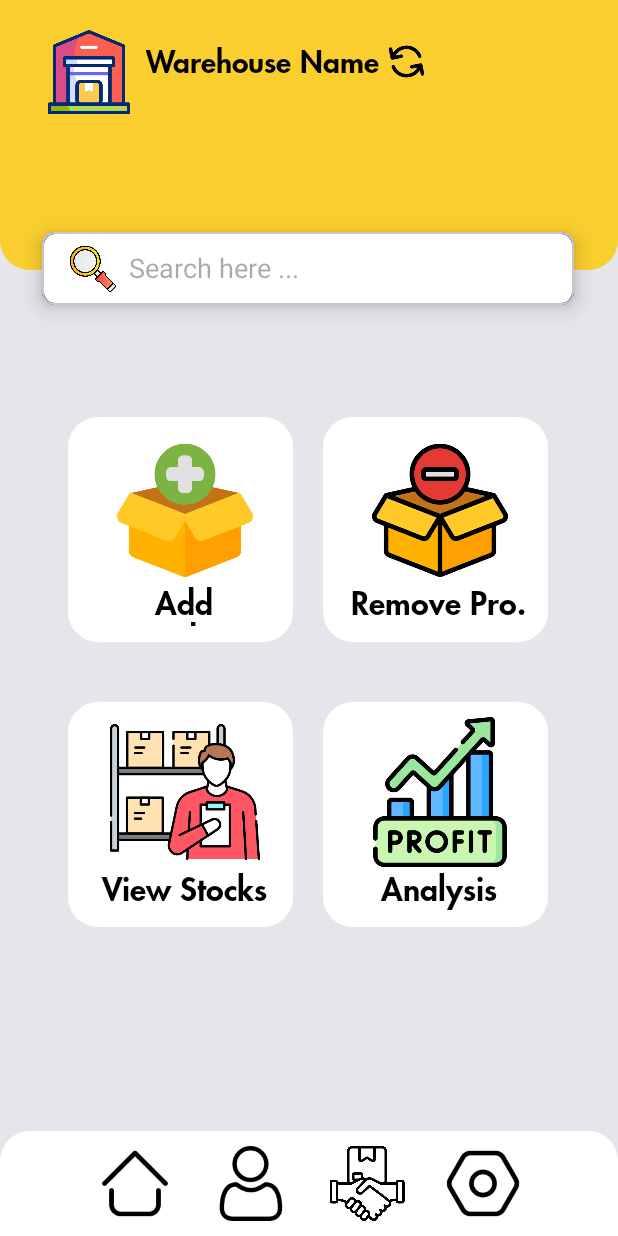
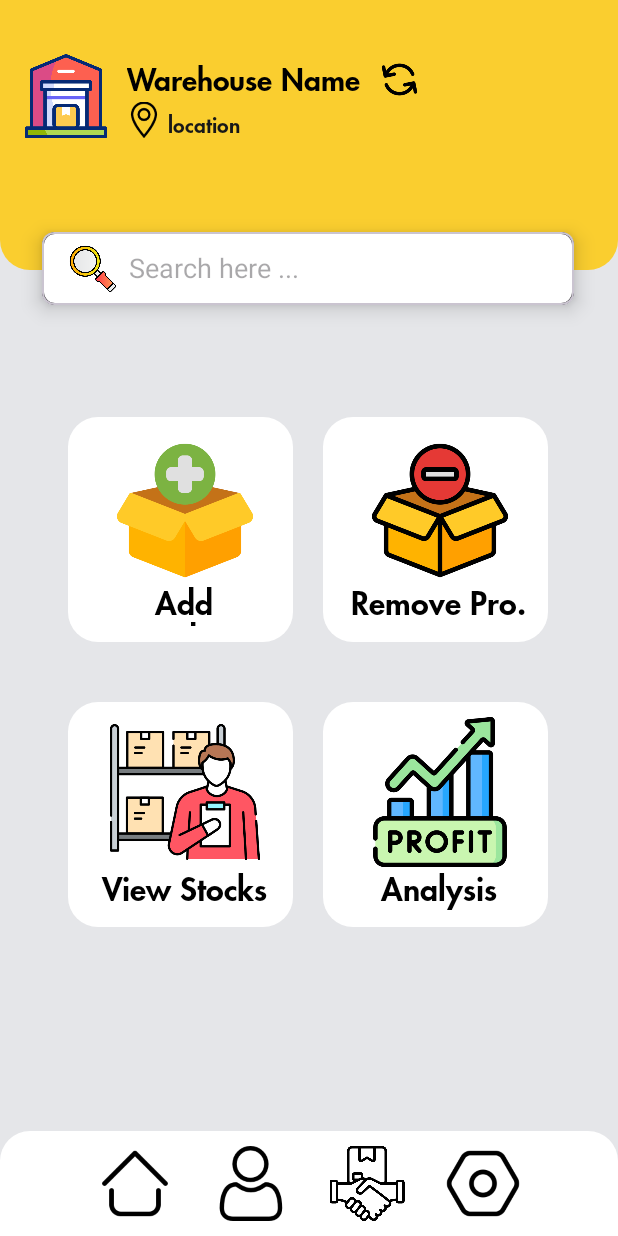
Before and after one commit to satyamkumardeveloper/inventory_management, an Android app: the screen it shows after launch once a user with an empty profile is signed in (home), on a phone screen of 412 x 824 dp. Run offline under Robolectric (Android 15) with nearby library versions, the phone set to English and light mode, and no system bars; our stand-ins replace Firebase (no records; nobody signed in at launch, a user with empty details on screens opened directly).

Commit message:
home page edit half complete

```diff
--- a/app/src/main/AndroidManifest.xml
+++ b/app/src/main/AndroidManifest.xml
@@ -12,6 +12,9 @@
         android:supportsRtl="true"
         android:theme="@style/Theme.OptiStock"
         tools:targetApi="31">
+        <activity
+            android:name=".user"
+            android:exported="false" />
         <activity
             android:name=".warehouseAdd"
             android:exported="false" />
--- a/app/src/main/java/com/example/optistock/SigninActivity.kt
+++ b/app/src/main/java/com/example/optistock/SigninActivity.kt
@@ -48,6 +48,7 @@ class SigninActivity : AppCompatActivity() {
         super.onStart()
         if (firebaseAuth.currentUser!=null){
             startActivity(Intent(this,home::class.java))
+            finish()
 
         }
     }
--- a/app/src/main/java/com/example/optistock/home.kt
+++ b/app/src/main/java/com/example/optistock/home.kt
@@ -12,9 +12,18 @@ class home : AppCompatActivity() {
         super.onCreate(savedInstanceState)
         binding=ActivityHomeBinding.inflate(layoutInflater)
         setContentView(binding.root)
-        binding.warehouseBTN.setOnClickListener{
+        binding.warehouseSwitch.setOnClickListener{
             startActivity(Intent(this,warehouse::class.java))
         }
+        binding.homeBTN.setOnClickListener{
+            startActivity(Intent(this,home::class.java))
+            finish()
+        }
+        binding.userBTN.setOnClickListener{
+            startActivity(Intent(this,user::class.java))
+            finish()
+        }
+
 
     }
 }
--- a/app/src/main/res/layout/activity_home.xml
+++ b/app/src/main/res/layout/activity_home.xml
@@ -16,68 +16,82 @@
         app:layout_constraintEnd_toEndOf="parent"
         app:layout_constraintHorizontal_bias="0.0"
         app:layout_constraintStart_toStartOf="parent"
-        app:layout_constraintTop_toTopOf="parent" />
-
-    <ImageView
-        android:id="@+id/imageView3"
-        android:layout_width="56dp"
-        android:layout_height="64dp"
-        android:layout_marginTop="16dp"
-        android:src="@drawable/warehouse"
-        app:layout_constraintEnd_toStartOf="@+id/warehouse_BTN"
-        app:layout_constraintHorizontal_bias="0.761"
-        app:layout_constraintStart_toStartOf="parent"
-        app:layout_constraintTop_toTopOf="parent"
-        android:contentDescription="@string/TODO" />
-
-    <TextView
-        android:id="@+id/warehouse_BTN"
-        android:layout_width="wrap_content"
-        android:layout_height="26dp"
-        android:layout_marginTop="28dp"
-        android:fontFamily="@font/future"
-        android:text="@string/warehouse_name"
-        android:textColor="@color/black"
-        android:textSize="20sp"
-        app:layout_constraintEnd_toEndOf="parent"
-        app:layout_constraintHorizontal_bias="0.379"
-        app:layout_constraintStart_toStartOf="parent"
-        app:layout_constraintTop_toTopOf="parent" />
-
-    <ImageView
-        android:layout_width="35dp"
-        android:layout_height="26dp"
-        android:layout_marginTop="28dp"
-        android:src="@drawable/arrow"
-        app:layout_constraintHorizontal_bias="0.0"
-        app:layout_constraintStart_toEndOf="@+id/warehouse_BTN"
-        app:layout_constraintTop_toTopOf="parent"
-        android:contentDescription="@string/TODO"/>
+        app:layout_constraintTop_toTopOf="parent">
 
 
         <ImageView
             android:id="@+id/imageView4"
             android:layout_width="24dp"
             android:layout_height="27dp"
-        android:layout_marginStart="10dp"
-        android:layout_marginBottom="9dp"
+
+            android:layout_marginStart="12dp"
+            android:contentDescription="@string/TODO"
             android:src="@drawable/location"
-        app:layout_constraintBottom_toTopOf="@+id/view3"
+            app:layout_constraintEnd_toEndOf="parent"
+            app:layout_constraintHorizontal_bias="0.0"
             app:layout_constraintStart_toEndOf="@+id/imageView3"
-        app:layout_constraintTop_toBottomOf="@+id/warehouse_BTN"
-        android:contentDescription="@string/TODO"/>
+            app:layout_constraintTop_toBottomOf="@+id/warehouse_BTN" />
+
+        <ImageView
+            android:id="@+id/imageView3"
+            android:layout_width="56dp"
+            android:layout_height="64dp"
+            android:layout_marginTop="32dp"
+            android:contentDescription="@string/TODO"
+            android:src="@drawable/warehouse"
+            app:layout_constraintEnd_toEndOf="parent"
+            app:layout_constraintHorizontal_bias="0.045"
+            app:layout_constraintStart_toStartOf="parent"
+            app:layout_constraintTop_toTopOf="parent" />
 
 
         <TextView
+            android:id="@+id/textView6"
             android:layout_width="wrap_content"
             android:layout_height="wrap_content"
+            android:layout_marginStart="4dp"
             android:layout_marginTop="8dp"
             android:fontFamily="@font/future"
             android:text="@string/location"
             android:textColor="@color/dark_gray"
-        app:layout_constraintBottom_toBottomOf="@+id/imageView4"
             app:layout_constraintStart_toEndOf="@+id/imageView4"
             app:layout_constraintTop_toBottomOf="@+id/warehouse_BTN" />
+
+        <TextView
+            android:id="@+id/warehouse_BTN"
+            android:layout_width="wrap_content"
+            android:layout_height="26dp"
+            android:layout_marginStart="12dp"
+            android:layout_marginTop="40dp"
+            android:fontFamily="@font/future"
+            android:text="@string/warehouse_name"
+            android:textColor="@color/black"
+            android:textSize="20sp"
+            app:layout_constraintEnd_toEndOf="parent"
+            app:layout_constraintHorizontal_bias="0.005"
+            app:layout_constraintStart_toEndOf="@+id/imageView3"
+            app:layout_constraintTop_toTopOf="parent" />
+
+        <ImageView
+            android:id="@+id/warehouse_switch"
+            android:layout_width="35dp"
+            android:layout_height="26dp"
+            android:layout_marginStart="8dp"
+            android:layout_marginTop="40dp"
+            android:contentDescription="@string/TODO"
+            android:src="@drawable/arrow"
+            app:layout_constraintEnd_toEndOf="parent"
+            app:layout_constraintHorizontal_bias="0.0"
+            app:layout_constraintStart_toEndOf="@+id/warehouse_BTN"
+            app:layout_constraintTop_toTopOf="parent" />
+
+
+    </androidx.constraintlayout.widget.ConstraintLayout>
+
+
+
+
+
 
     <com.google.android.material.card.MaterialCardView
         android:id="@+id/materialCardView"
@@ -290,6 +304,7 @@
         app:layout_constraintStart_toStartOf="parent">
 
         <ImageView
+            android:id="@+id/home_BTN"
             android:layout_width="53dp"
             android:layout_height="50dp"
             android:layout_margin="12dp"
@@ -297,6 +312,7 @@
             android:contentDescription="@string/TODO"/>
 
         <ImageView
+            android:id="@+id/user_BTN"
             android:layout_width="53dp"
             android:layout_height="50dp"
             android:src="@drawable/user"
--- a/app/src/main/res/values/strings.xml
+++ b/app/src/main/res/values/strings.xml
@@ -34,5 +34,7 @@
     <string name="add_product">Add Product</string>
     <string name="remove_pro">Remove Pro.</string>
     <string name="analysis">Analysis</string>
+    <string name="user_name">user_name</string>
+    <string name="log_out">Log out</string>
 
 </resources>
```
Also changed, not shown: app/src/main/java/com/example/optistock/user.kt (added, +44 -0 lines), app/src/main/res/layout/activity_user.xml (added, +135 -0 lines), app/src/main/res/drawable/profile_user.png (added). Lines whose indentation alone changed are shown as unchanged.
